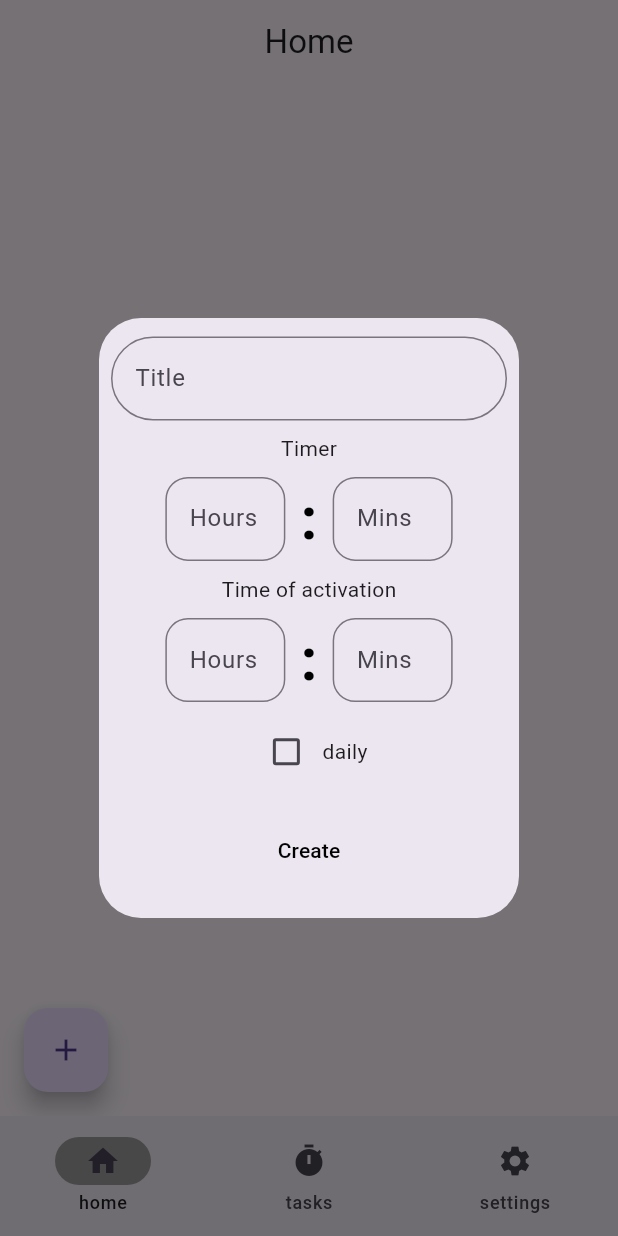
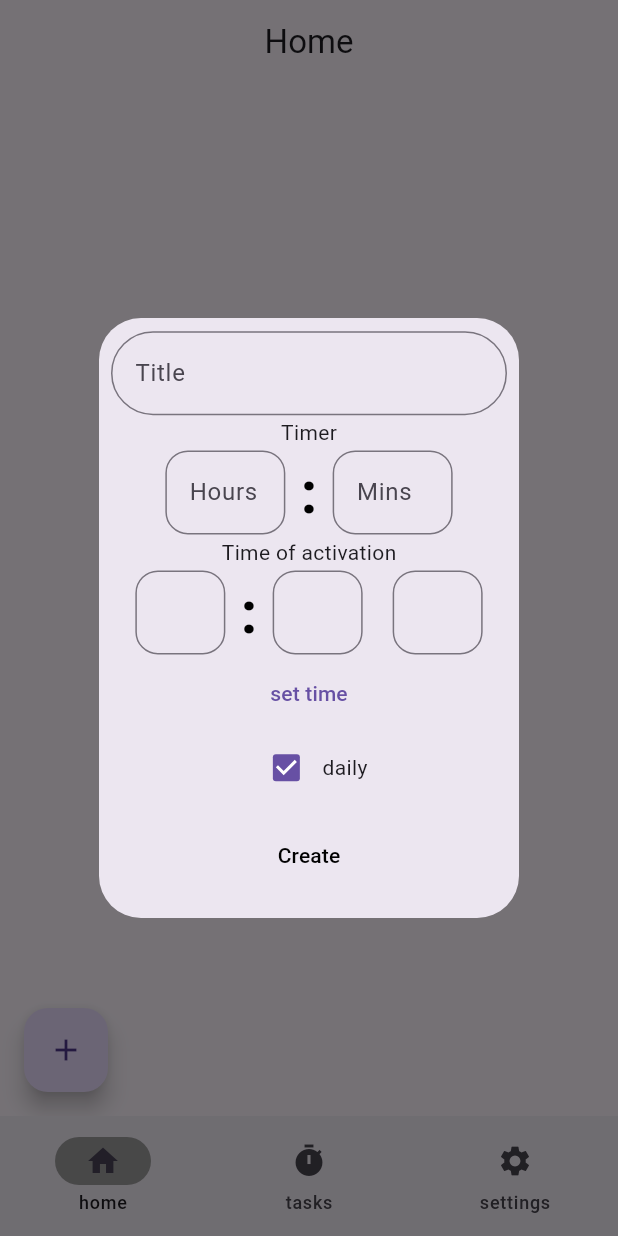
Before and after one commit to DrSelina/TimeLyApp, a Flutter app: the screen it shows after launch, after a tap on the "add" icon, on a phone screen of 412 x 824 dp. Run offline on Flutter 3.47's test engine with Material 3 defaults, Android fonts, the light colour scheme and no system bars; our stand-ins replace fluttertoast, hive, hive_flutter, talker_flutter; accounts and stored records are empty.

Commit message:
ver 0.3.2 - system time picker impl

```diff
--- a/lib/pages/homepg.dart
+++ b/lib/pages/homepg.dart
@@ -103,21 +103,23 @@ class _HomePg extends State<HomePg> {
 
   int currentPageIndex = 0;
   int tilesIndex = 0;
+  TimeOfDay selectedTime = TimeOfDay.now();
   List<String> titlesCount = [];
   List<String> hoursCount = [];
   List<String> minutesCount = [];
   List<String> indexesCount = [];
   List<String> statusesCount = [];
-  List<DateTime> timesActivationCount = [];
+  List<TimeOfDay> timesActivationCount = [];
   TextEditingController title = TextEditingController();
   TextEditingController hours = TextEditingController();
   TextEditingController minutes = TextEditingController();
   TextEditingController hoursActivation = TextEditingController();
   TextEditingController minutesActivation = TextEditingController();
+  TextEditingController periodActivation = TextEditingController();
   bool homepgDialogTitleFieldFilled = false;
   bool homepgDialogHoursFieldFilled = true;
   bool homepgDialogMinutesFieldFilled = false;
-  bool isDailyCheckBoxValue = false;
+  bool isDailyCheckBoxValue = true;
 
   final talker = TalkerFlutter.init();
 
@@ -258,10 +260,10 @@ class _HomePg extends State<HomePg> {
                                     mainAxisAlignment: MainAxisAlignment.center,
                                     children: [
                                       Container(
-                                        width: 80,
+                                        width: 60,
                                         child: TextFormField(
+                                          readOnly: true,
                                           decoration: const InputDecoration(
-                                            hintText: "Hours",
                                             border: OutlineInputBorder(
                                               borderRadius: BorderRadius.all(
                                                 Radius.circular(15),
@@ -269,12 +271,6 @@ class _HomePg extends State<HomePg> {
                                             ),
                                           ),
                                           controller: hoursActivation,
-                                          keyboardType: const TextInputType
-                                              .numberWithOptions(),
-                                          inputFormatters: <TextInputFormatter>[
-                                            FilteringTextInputFormatter
-                                                .digitsOnly
-                                          ],
                                         ),
                                       ),
                                       const SizedBox(
@@ -291,10 +287,10 @@ class _HomePg extends State<HomePg> {
                                         width: 10,
                                       ),
                                       Container(
-                                        width: 80,
+                                        width: 60,
                                         child: TextFormField(
+                                          readOnly: true,
                                           decoration: const InputDecoration(
-                                            hintText: "Mins",
                                             border: OutlineInputBorder(
                                               borderRadius: BorderRadius.all(
                                                 Radius.circular(15),
@@ -302,14 +298,57 @@ class _HomePg extends State<HomePg> {
                                             ),
                                           ),
                                           controller: minutesActivation,
-                                          keyboardType: TextInputType.datetime,
-                                          inputFormatters: <TextInputFormatter>[
-                                            FilteringTextInputFormatter
-                                                .digitsOnly
-                                          ],
+                                        ),
+                                      ),
+                                      const SizedBox(
+                                        width: 20,
+                                      ),
+                                      Container(
+                                        width: 60,
+                                        child: TextFormField(
+                                          readOnly: true,
+                                          decoration: const InputDecoration(
+                                            border: OutlineInputBorder(
+                                              borderRadius: BorderRadius.all(
+                                                Radius.circular(15),
+                                              ),
+                                            ),
+                                          ),
+                                          controller: periodActivation,
                                         ),
                                       ),
                                     ],
+                                  ),
+                                  Container(
+                                    child: TextButton(
+                                      onPressed: () async {
+                                        final TimeOfDay? timeOfDay =
+                                            await showTimePicker(
+                                          context: context,
+                                          initialTime: selectedTime,
+                                          initialEntryMode:
+                                              TimePickerEntryMode.dial,
+                                        );
+                                        if (timeOfDay != null) {
+                                          setState(() {
+                                            selectedTime = timeOfDay;
+                                            hoursActivation.text =
+                                                timeOfDay.hour.toString();
+                                            minutesActivation.text =
+                                                timeOfDay.minute.toString();
+                                            final period =
+                                                timeOfDay.period.toString();
+                                            if (period == "DayPeriod.am") {
+                                              periodActivation.text = "am";
+                                            }
+                                            if (period == "DayPeriod.pm") {
+                                              periodActivation.text = "pm";
+                                            }
+                                          });
+                                        }
+                                      },
+                                      child: Text("set time"),
+                                    ),
                                   ),
                                   Row(
                                     mainAxisAlignment: MainAxisAlignment.center,
```
